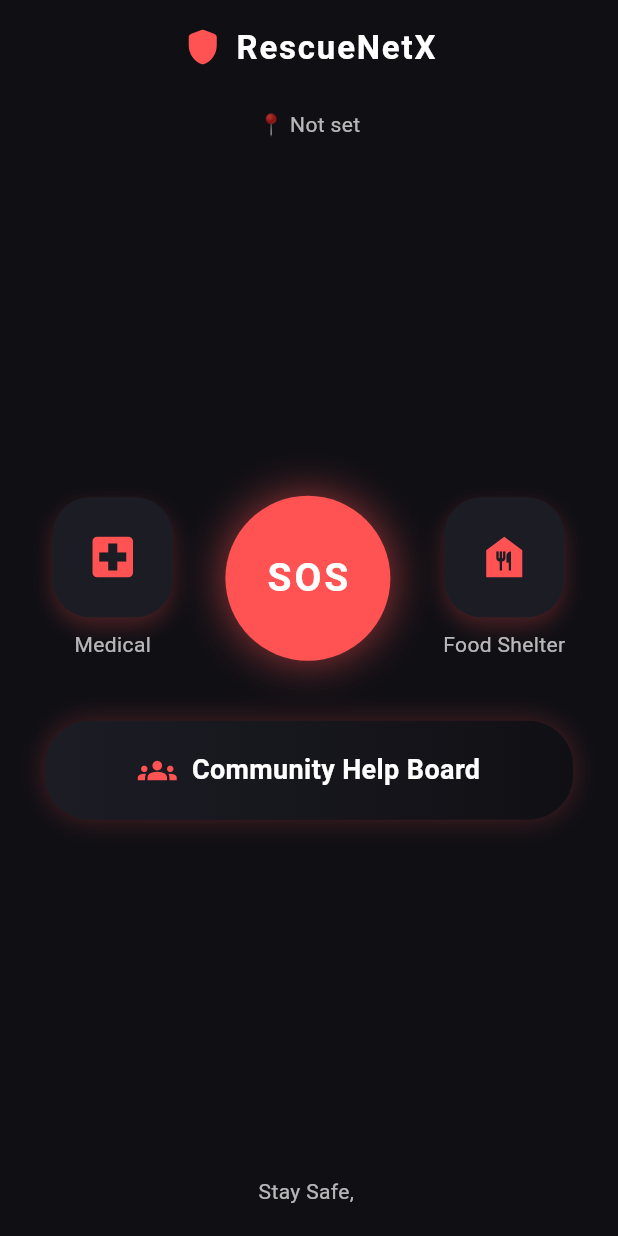
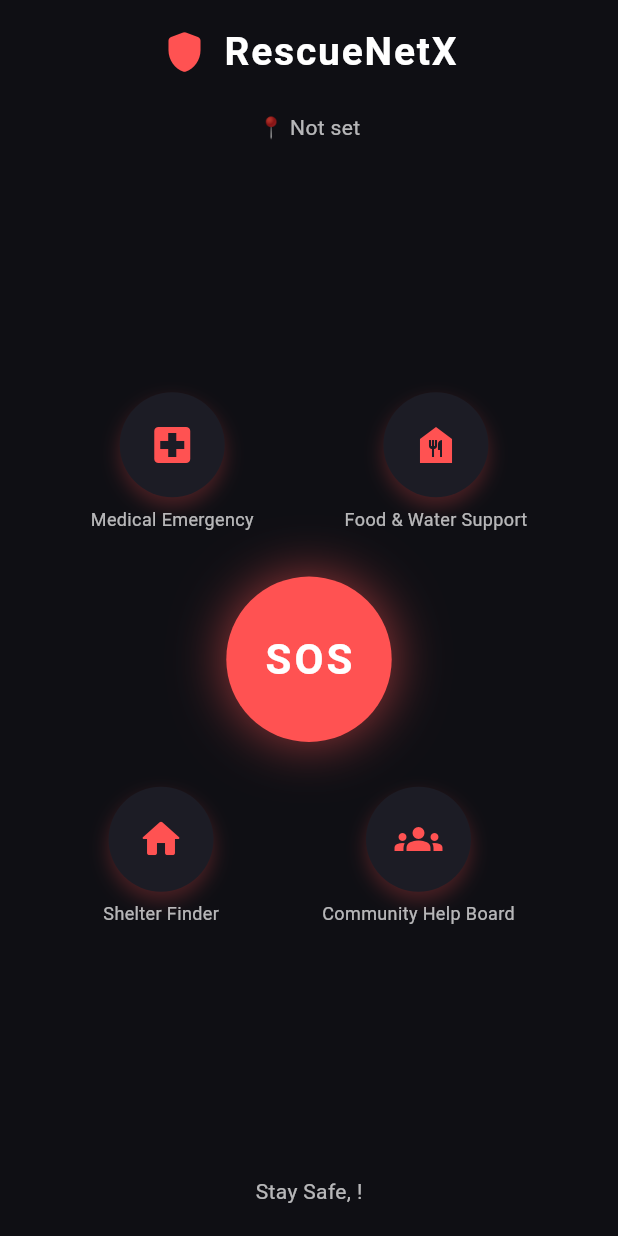
Before and after one commit to jaishrivijayakumar/RescueNetX, a Flutter app: the HomeScreen screen opened by its route, on a phone screen of 412 x 824 dp. Run offline on Flutter 3.47's test engine with Material 3 defaults, Android fonts, the phone set to English and light mode, and no system bars; our stand-ins replace shared_preferences; accounts and stored records are empty.

Commit message:
Successful setup of Homescreen

```diff
--- a/rescue_net_x/lib/screens/home_screen.dart
+++ b/rescue_net_x/lib/screens/home_screen.dart
@@ -8,14 +8,27 @@ class HomeScreen extends StatefulWidget {
   State<HomeScreen> createState() => _HomeScreenState();
 }
 
-class _HomeScreenState extends State<HomeScreen> {
+class _HomeScreenState extends State<HomeScreen>
+    with SingleTickerProviderStateMixin {
   String name = '';
   String location = '';
+
+  late AnimationController _sosController;
+  late Animation<double> _pulse;
 
   @override
   void initState() {
     super.initState();
     _loadUserData();
+
+    _sosController = AnimationController(
+      vsync: this,
+      duration: const Duration(seconds: 1),
+    )..repeat(reverse: true);
+
+    _pulse = Tween<double>(begin: 1.0, end: 1.12).animate(
+      CurvedAnimation(parent: _sosController, curve: Curves.easeInOut),
+    );
   }
 
   Future<void> _loadUserData() async {
@@ -29,46 +42,37 @@ class _HomeScreenState extends State<HomeScreen> {
   void _sendSOS() {
     ScaffoldMessenger.of(context).showSnackBar(
       const SnackBar(
-        content: Text('🚨 SOS Alert Sent! Help is on the way'),
+        content: Text('SOS Alert Sent! Help is on the way'),
         backgroundColor: Colors.redAccent,
       ),
     );
   }
 
-  Widget _featureButton({
-    required IconData icon,
-    required String label,
-    required VoidCallback onTap,
-  }) {
+  Widget _featureBubble(IconData icon, String label) {
     return MouseRegion(
       cursor: SystemMouseCursors.click,
-      child: GestureDetector(
-        onTap: onTap,
       child: Column(
         children: [
           Container(
-              width: 80,
-              height: 80,
+            width: 70,
+            height: 70,
             decoration: BoxDecoration(
               color: const Color(0xFF1C1C25),
-                borderRadius: BorderRadius.circular(25),
+              shape: BoxShape.circle,
               boxShadow: [
                 BoxShadow(
                   color: Colors.redAccent.withOpacity(0.25),
-                    blurRadius: 12,
+                  blurRadius: 10,
                   offset: const Offset(0, 6),
                 ),
               ],
             ),
-              child: Icon(icon, color: Colors.redAccent, size: 36),
+            child: Icon(icon, color: Colors.redAccent, size: 32),
           ),
-            const SizedBox(height: 8),
-            Text(
-              label,
-              style: const TextStyle(color: Colors.white70),
-            ),
+          const SizedBox(height: 6),
+          Text(label,
+              style: const TextStyle(color: Colors.white70, fontSize: 12)),
         ],
-        ),
       ),
     );
   }
@@ -80,20 +84,20 @@ class _HomeScreenState extends State<HomeScreen> {
       body: SafeArea(
         child: Column(
           children: [
-            // 🔒 TOP BAR
+            /// TOP BAR
             Padding(
               padding: const EdgeInsets.all(16),
               child: Row(
                 mainAxisAlignment: MainAxisAlignment.center,
                 children: const [
                   Icon(Icons.shield_rounded,
-                      color: Colors.redAccent, size: 28),
-                  SizedBox(width: 8),
+                      color: Colors.redAccent, size: 32),
+                  SizedBox(width: 10),
                   Text(
                     'RescueNetX',
                     style: TextStyle(
                       color: Colors.white,
-                      fontSize: 22,
+                      fontSize: 26,
                       fontWeight: FontWeight.bold,
                       letterSpacing: 1.2,
                     ),
@@ -102,9 +106,9 @@ class _HomeScreenState extends State<HomeScreen> {
               ),
             ),
 
-            const SizedBox(height: 10),
+            const SizedBox(height: 6),
 
-            // 📍 LOCATION
+            /// LOCATION
             Text(
               '📍 $location',
               style: const TextStyle(color: Colors.white70),
@@ -112,23 +116,27 @@ class _HomeScreenState extends State<HomeScreen> {
 
             const Spacer(),
 
-            // 🚨 CENTER FEATURES ROW
+            /// FEATURES + SOS
+            Column(
+              mainAxisAlignment: MainAxisAlignment.center,
+              children: [
                 Row(
                   mainAxisAlignment: MainAxisAlignment.spaceEvenly,
                   children: [
-                _featureButton(
-                  icon: Icons.local_hospital,
-                  label: 'Medical',
-                  onTap: () {
-                    // later
-                  },
+                    _featureBubble(Icons.local_hospital, 'Medical Emergency'),
+                    _featureBubble(Icons.food_bank, 'Food & Water Support'),
+                  ],
                 ),
 
-                // 🔴 SOS (CENTER)
+                const SizedBox(height: 30),
+
+                /// SOS BUTTON
                 MouseRegion(
                   cursor: SystemMouseCursors.click,
                   child: GestureDetector(
                     onTap: _sendSOS,
+                    child: ScaleTransition(
+                      scale: _pulse,
                       child: Container(
                         width: 110,
                         height: 110,
@@ -138,7 +146,7 @@ class _HomeScreenState extends State<HomeScreen> {
                           boxShadow: [
                             BoxShadow(
                               color: Colors.redAccent.withOpacity(0.6),
-                            blurRadius: 25,
+                              blurRadius: 30,
                             ),
                           ],
                         ),
@@ -147,7 +155,7 @@ class _HomeScreenState extends State<HomeScreen> {
                             'SOS',
                             style: TextStyle(
                               color: Colors.white,
-                            fontSize: 26,
+                              fontSize: 28,
                               fontWeight: FontWeight.bold,
                               letterSpacing: 2,
                             ),
@@ -156,72 +164,28 @@ class _HomeScreenState extends State<HomeScreen> {
                       ),
                     ),
                   ),
+                ),
 
-                _featureButton(
-                  icon: Icons.food_bank,
-                  label: 'Food Shelter',
-                  onTap: () {
-                    // later
-                  },
+                const SizedBox(height: 30),
+
+                Row(
+                  mainAxisAlignment: MainAxisAlignment.spaceEvenly,
+                  children: [
+                    _featureBubble(Icons.home_rounded, 'Shelter Finder'),
+                    _featureBubble(Icons.groups, 'Community Help Board'),
+                  ],
                 ),
               ],
             ),
 
-            const SizedBox(height: 40),
-
-            // 🤝 COMMUNITY HELP BOARD
-            MouseRegion(
-              cursor: SystemMouseCursors.click,
-              child: GestureDetector(
-                onTap: () {
-                  Navigator.pushNamed(context, '/community');
-                },
-                child: Container(
-                  margin: const EdgeInsets.symmetric(horizontal: 30),
-                  padding: const EdgeInsets.all(20),
-                  decoration: BoxDecoration(
-                    borderRadius: BorderRadius.circular(30),
-                    gradient: const LinearGradient(
-                      colors: [Color(0xFF1C1C25), Color(0xFF101014)],
-                    ),
-                    boxShadow: [
-                      BoxShadow(
-                        color: Colors.redAccent.withOpacity(0.25),
-                        blurRadius: 15,
-                      ),
-                    ],
-                  ),
-                  child: Row(
-                    mainAxisAlignment: MainAxisAlignment.center,
-                    children: const [
-                      Icon(Icons.groups,
-                          color: Colors.redAccent, size: 26),
-                      SizedBox(width: 10),
-                      Text(
-                        'Community Help Board',
-                        style: TextStyle(
-                          color: Colors.white,
-                          fontSize: 18,
-                          fontWeight: FontWeight.bold,
-                        ),
-                      ),
-                    ],
-                  ),
-                ),
-              ),
-            ),
-
             const Spacer(),
 
-            // 👋 FOOTER
+            /// FOOTER
             Padding(
               padding: const EdgeInsets.only(bottom: 20),
               child: Text(
-                'Stay Safe, $name',
-                style: const TextStyle(
-                  color: Colors.white70,
-                  fontSize: 14,
-                ),
+                'Stay Safe, $name!',
+                style: const TextStyle(color: Colors.white70),
               ),
             ),
           ],
@@ -229,4 +193,10 @@ class _HomeScreenState extends State<HomeScreen> {
       ),
     );
   }
+
+  @override
+  void dispose() {
+    _sosController.dispose();
+    super.dispose();
   }
+}
--- a/rescue_net_x/lib/screens/sos_screen.dart
+++ /dev/null
@@ -1,18 +0,0 @@
-import 'package:flutter/material.dart';
-
-class SosScreen extends StatelessWidget {
-  const SosScreen({super.key});
-
-  @override
-  Widget build(BuildContext context) {
-    return Scaffold(
-      appBar: AppBar(title: const Text('SOS Active')),
-      body: const Center(
-        child: Text(
-          '🚨 SOS SENT TO RESCUERS 🚨',
-          style: TextStyle(fontSize: 22),
-        ),
-      ),
-    );
-  }
-}
```
Lines whose indentation alone changed are shown as unchanged.
